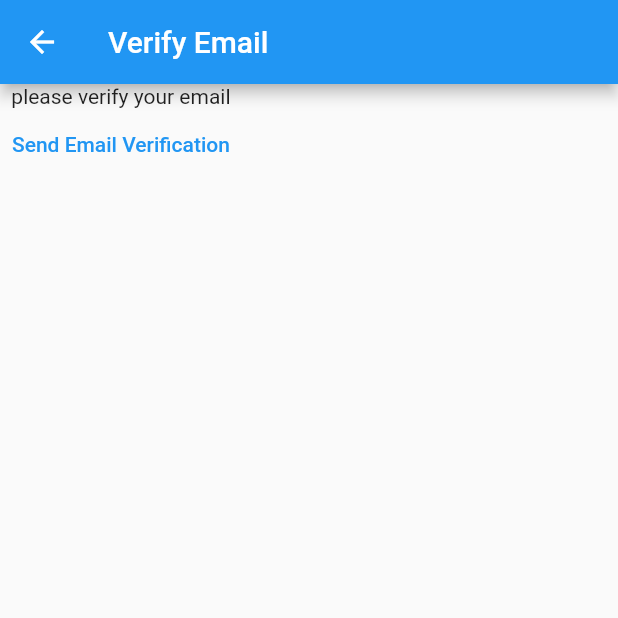
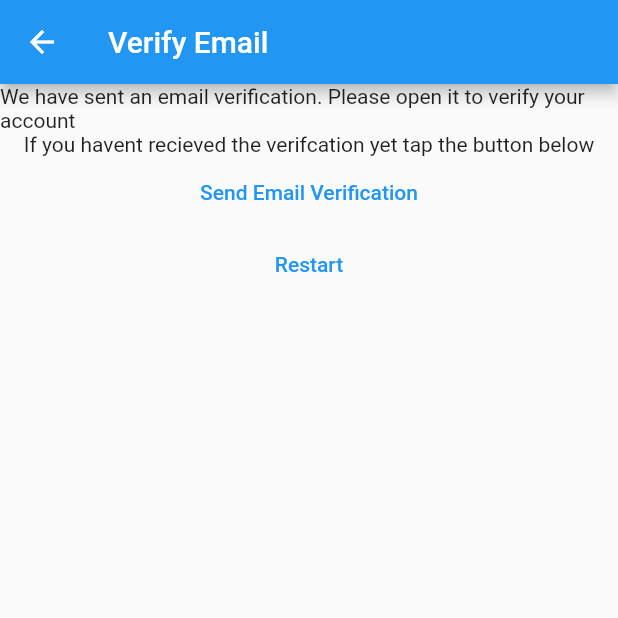
Before and after one commit to rshvraj/My-Notes, a Flutter app: the VerifyEmailView screen opened directly, on a phone screen of 412 x 824 dp, the top half of it. Run offline on Flutter 3.47's test engine with Material 2 defaults, Android fonts, the phone set to English and light mode, and no system bars; our stand-ins replace firebase_auth, firebase_core; missing offline and left inert: dart:html, dart:js; accounts and stored records are empty.

Commit message:
next step

```diff
--- a/lib/constants/route.dart
+++ b/lib/constants/route.dart
@@ -1,3 +1,4 @@
 const loginRoute = '/login';
 const registerRoute = '/register';
 const notesRoute = '/notes';
+const verifyEmailRoute = '/verify-email';
--- a/lib/main.dart
+++ b/lib/main.dart
@@ -26,6 +26,7 @@ void main() {
         loginRoute: (context) => const LoginView(),
         registerRoute: (context) => const RegisterView(),
         notesRoute: (context) => const NotesView(),
+        verifyEmailRoute: (context) => VerifyEmailView(),
       },
     ),
   );
--- a/lib/view/verify_email_view.dart
+++ b/lib/view/verify_email_view.dart
@@ -1,5 +1,7 @@
 import 'package:firebase_auth/firebase_auth.dart';
 import 'package:flutter/material.dart';
+import 'package:flutter/widgets.dart';
+import 'package:mynotes/constants/route.dart';
 
 class VerifyEmailView extends StatefulWidget {
   const VerifyEmailView({Key? key}) : super(key: key);
@@ -17,13 +19,26 @@ class _VerifyEmailViewState extends State<VerifyEmailView> {
       ),
       body: Column(
         children: [
-          const Text('please verify your email'),
+          const Text(
+              'We have sent an email verification. Please open it to verify your account'),
+          const Text(
+              'If you havent recieved the verifcation yet tap the button below'),
           TextButton(
               onPressed: () async {
                 final user = FirebaseAuth.instance.currentUser;
                 await user?.sendEmailVerification();
               },
-              child: const Text('Send Email Verification'))
+              child: const Text('Send Email Verification')),
+          TextButton(
+            onPressed: () async {
+              await FirebaseAuth.instance.signOut();
+              Navigator.of(context).pushNamedAndRemoveUntil(
+                registerRoute,
+                (route) => false,
+              );
+            },
+            child: const Text('Restart'),
+          )
         ],
       ),
     );
```
Also changed, not shown: lib/view/login_view.dart (+11 -3 lines), lib/view/register_view.dart (+33 -6 lines).
